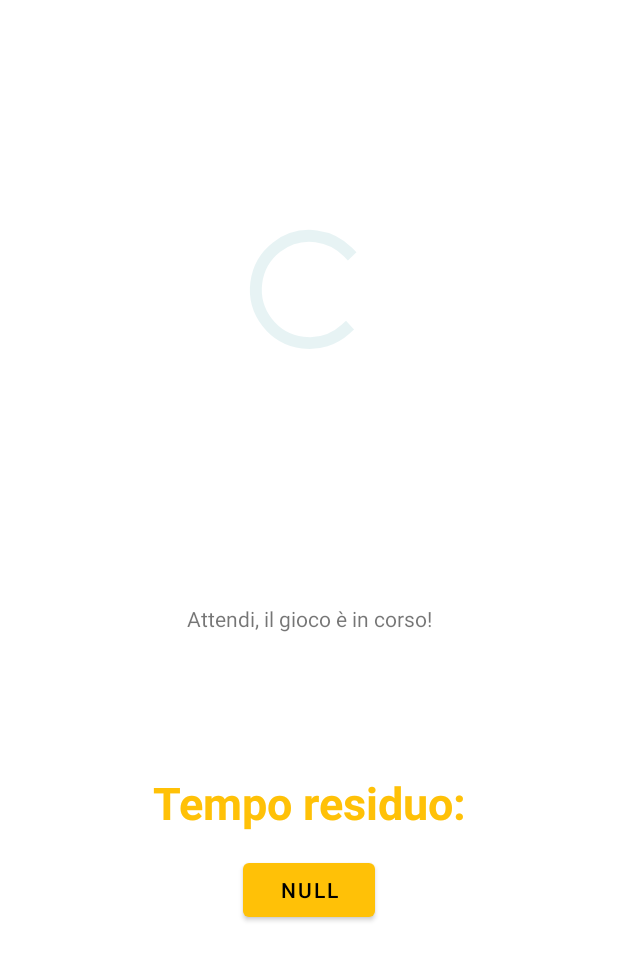
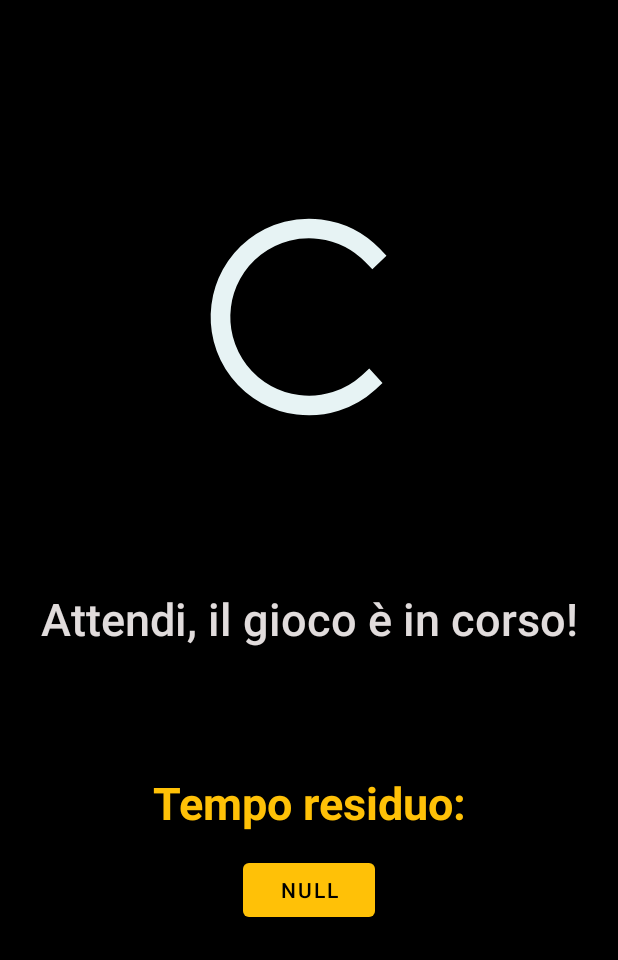
Before and after one commit to P7ngu/LSO, an Android app: the layout activity_waiting.xml on its own in the app's theme, with its tools: preview values and no code run, on a phone screen of 412 x 824 dp. Shown: the top 960 px of the screen. Run offline under Robolectric (Android 15) with nearby library versions, the phone set to English and light mode, and no system bars; Roboto replaces fonts that are not available here.

Commit message:
Vari fix

```diff
--- a/app/src/main/java/com/example/myapplication/MakeABetActivity.java
+++ b/app/src/main/java/com/example/myapplication/MakeABetActivity.java
@@ -850,7 +850,11 @@ public void rimuoviChecks(CheckBox checkDaLasciare){
             Log.d("29 settembre", numeroEstratto+"< Latest number");
 
             //latestNumber.setText(numeroEstratto + "");
-        latestNumber.setText("Show");
+        try{
+            latestNumber.setText("Show");
+        } catch (Exception e){
+            Client.getLatestNumber();
+        }
 
 
 
--- a/app/src/main/java/com/example/myapplication/ui/dashboard/DashboardFragment.java
+++ b/app/src/main/java/com/example/myapplication/ui/dashboard/DashboardFragment.java
@@ -48,7 +48,7 @@ public class DashboardFragment extends Fragment {
             String[] utentiArray = users.split(",,");
             ArrayList<Utente> userList;
             userList = new ArrayList<>();
-            for (int i = 0; i < utentiArray.length; i = i + 2) {
+            for (int i = 0; i < utentiArray.length-1; i = i + 2) {
                 Utente tempUser = new Utente(utentiArray[i], utentiArray[i + 1]); //username, moneycount
                 userList.add(tempUser);
             }
--- a/app/src/main/java/com/example/myapplication/ui/notifications/NotificationsFragment.java
+++ b/app/src/main/java/com/example/myapplication/ui/notifications/NotificationsFragment.java
@@ -54,7 +54,7 @@ public class NotificationsFragment extends Fragment {
             String[] utentiArray = users.split(";;");
             ArrayList<Utente> userList;
             userList = new ArrayList<>();
-            for (int i = 0; i < utentiArray.length; i = i + 2) {
+            for (int i = 0; i < utentiArray.length-1; i = i + 2) {
                 Utente tempUser = new Utente(utentiArray[i], utentiArray[i + 1]); //username, moneycount
                 userList.add(tempUser);
             }
--- a/app/src/main/res/layout/activity_dati_server.xml
+++ b/app/src/main/res/layout/activity_dati_server.xml
@@ -10,7 +10,7 @@
         android:id="@+id/linearLayout"
         android:layout_width="match_parent"
         android:layout_height="match_parent"
-        android:background="#2196F3"
+        android:background="#009688"
         android:orientation="vertical"
         tools:layout_editor_absoluteX="140dp"
         tools:layout_editor_absoluteY="243dp">
@@ -116,6 +116,7 @@
             android:layout_marginBottom="84dp"
             android:gravity="center_horizontal"
             android:text="connetti"
+            app:backgroundTint="#03A9F4"
             app:layout_constraintBottom_toBottomOf="parent"
             app:layout_constraintEnd_toEndOf="parent"
             app:layout_constraintHorizontal_bias="0.375"
@@ -148,6 +149,7 @@
             android:layout_marginEnd="158dp"
             android:layout_marginRight="158dp"
             android:text="auto"
+            app:backgroundTint="#3F51B5"
             app:layout_constraintEnd_toEndOf="parent"
             app:layout_constraintStart_toStartOf="parent"
             app:layout_constraintTop_toBottomOf="@+id/imageView" />
--- a/app/src/main/res/layout/activity_make_a_bet.xml
+++ b/app/src/main/res/layout/activity_make_a_bet.xml
@@ -346,7 +346,7 @@
         android:id="@+id/button_sendbet"
         android:layout_width="wrap_content"
         android:layout_height="wrap_content"
-        android:text="Button"
+        android:text="scommetti"
         app:backgroundTint="#4CAF50"
         app:layout_constraintBottom_toBottomOf="parent"
         app:layout_constraintEnd_toEndOf="parent"
--- a/app/src/main/res/layout/activity_waiting.xml
+++ b/app/src/main/res/layout/activity_waiting.xml
@@ -4,13 +4,15 @@
     xmlns:tools="http://schemas.android.com/tools"
     android:layout_width="match_parent"
     android:layout_height="match_parent"
+    android:background="#000000"
     tools:context=".WaitingActivity">
 
     <ProgressBar
         android:id="@+id/progressBar"
         style="?android:attr/progressBarStyle"
-        android:layout_width="119dp"
-        android:layout_height="95dp"
+        android:layout_width="185dp"
+        android:layout_height="157dp"
+        android:background="#00665781"
         app:layout_constraintBottom_toBottomOf="parent"
         app:layout_constraintEnd_toEndOf="parent"
         app:layout_constraintStart_toStartOf="parent"
@@ -21,7 +23,10 @@
         android:id="@+id/textView_loadintime"
         android:layout_width="wrap_content"
         android:layout_height="wrap_content"
+        android:fontFamily="sans-serif-medium"
         android:text="Attendi, il gioco è in corso!"
+        android:textColor="#E1DCDC"
+        android:textSize="30sp"
         app:layout_constraintBottom_toBottomOf="parent"
         app:layout_constraintEnd_toEndOf="parent"
         app:layout_constraintStart_toStartOf="parent"
```
Also changed, not shown: app/src/main/java/com/example/myapplication/Client.java (+28 -4 lines).
